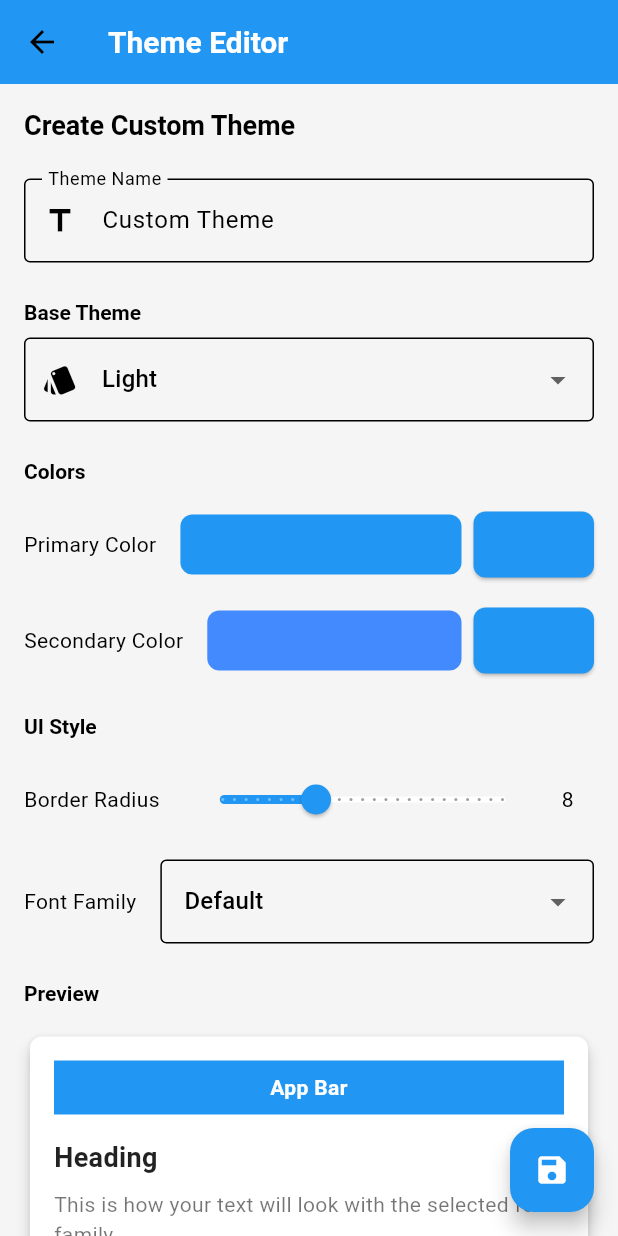
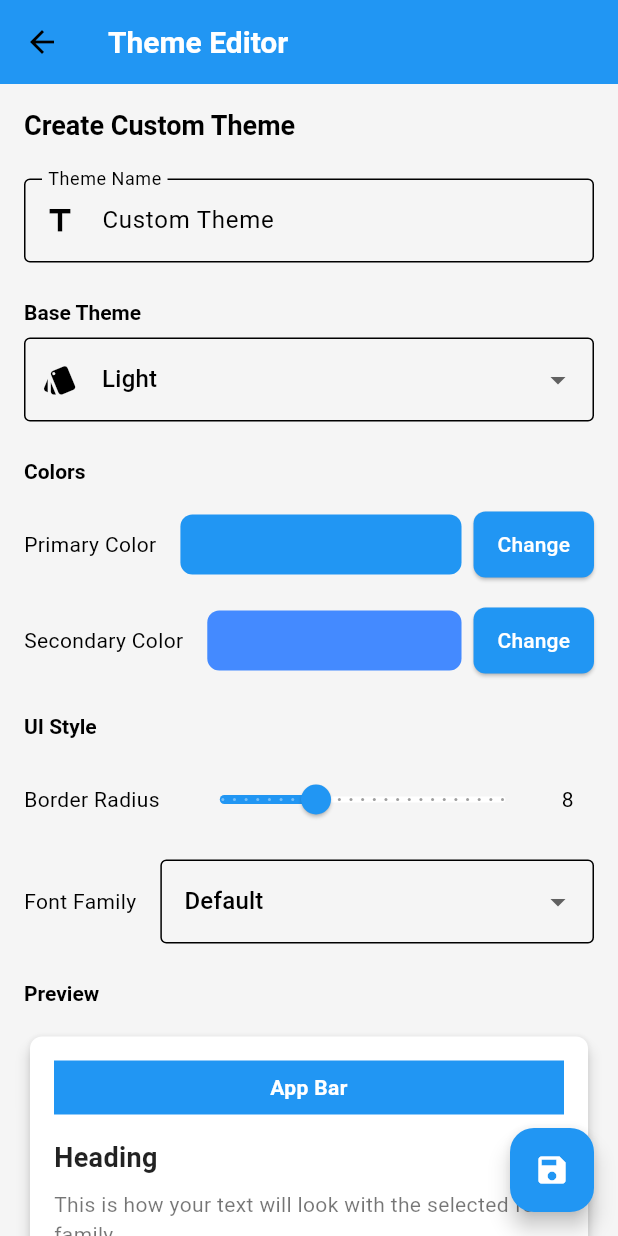
Before and after one commit to Arthurkhan/flutter_restaurant_menu_app, a Flutter app: the ThemeEditorScreen screen opened by its route, after a tap on the "palette" icon, on a phone screen of 412 x 824 dp. Run offline on Flutter 3.47's test engine with Material 3 defaults, Android fonts, the light colour scheme and no system bars; our stand-ins replace cached_network_image, equatable, flutter_bloc, shared_preferences, sqflite, sqflite_common_ffi; accounts and stored records are empty.

Commit message:
Fix: Add foregroundColor to ElevatedButton styles to make text visible

```diff
--- a/lib/config/themes.dart
+++ b/lib/config/themes.dart
@@ -71,6 +71,7 @@
     elevatedButtonTheme: ElevatedButtonThemeData(
       style: ElevatedButton.styleFrom(
         backgroundColor: Colors.blue,
+        foregroundColor: Colors.white, // Add foreground color for text
         padding: EdgeInsets.symmetric(horizontal: 16, vertical: 12),
         shape: RoundedRectangleBorder(
           borderRadius: BorderRadius.circular(8),
@@ -121,6 +122,7 @@
     elevatedButtonTheme: ElevatedButtonThemeData(
       style: ElevatedButton.styleFrom(
         backgroundColor: Colors.blueAccent,
+        foregroundColor: Colors.white, // Add foreground color for text
         padding: EdgeInsets.symmetric(horizontal: 16, vertical: 12),
         shape: RoundedRectangleBorder(
           borderRadius: BorderRadius.circular(8),
@@ -170,6 +172,7 @@
     elevatedButtonTheme: ElevatedButtonThemeData(
       style: ElevatedButton.styleFrom(
         backgroundColor: Colors.deepOrange,
+        foregroundColor: Colors.white, // Add foreground color for text
         padding: EdgeInsets.symmetric(horizontal: 20, vertical: 12),
         shape: RoundedRectangleBorder(
           borderRadius: BorderRadius.circular(12),
@@ -219,6 +222,7 @@
     elevatedButtonTheme: ElevatedButtonThemeData(
       style: ElevatedButton.styleFrom(
         backgroundColor: Colors.brown,
+        foregroundColor: Colors.white, // Add foreground color for text
         padding: EdgeInsets.symmetric(horizontal: 24, vertical: 14),
         shape: RoundedRectangleBorder(
           borderRadius: BorderRadius.circular(16),
@@ -289,6 +293,7 @@
       elevatedButtonTheme: ElevatedButtonThemeData(
         style: ElevatedButton.styleFrom(
           backgroundColor: primaryColor,
+          foregroundColor: Colors.white, // Add foreground color for text
           shape: RoundedRectangleBorder(
             borderRadius: BorderRadius.circular(borderRadius ?? 8),
           ),
```
